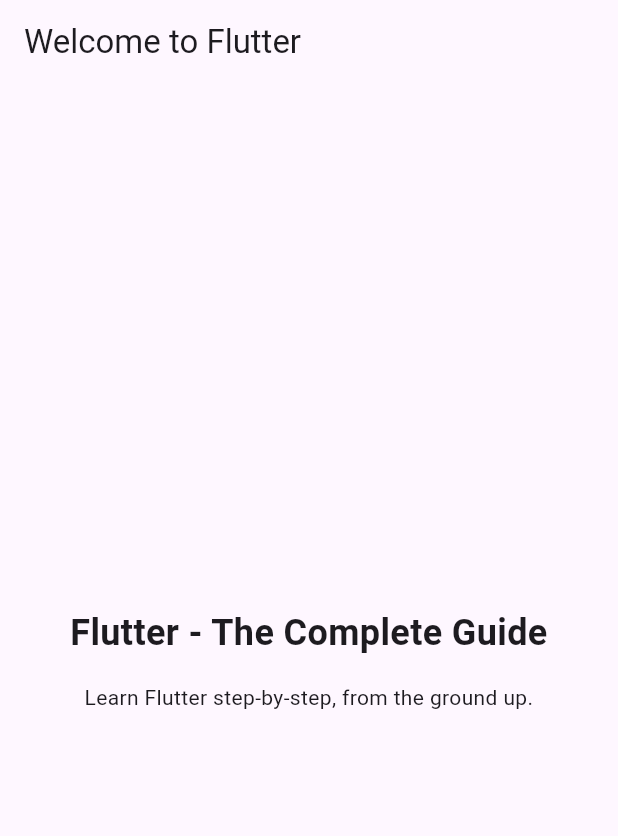
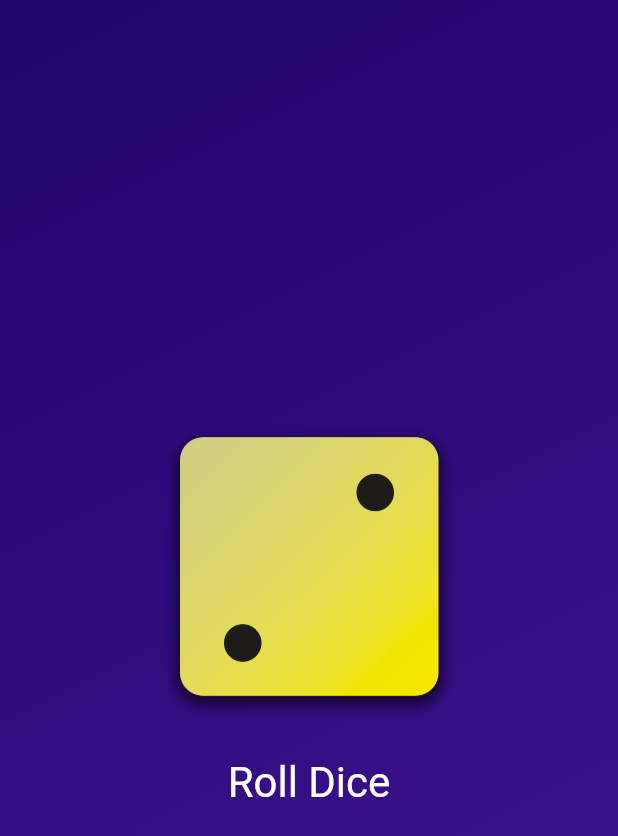
Before and after one commit to andydavidlee/flutter_dice_app, a Flutter app: the screen it shows after launch, on a phone screen of 412 x 824 dp. Shown: the top 836 px of the screen. Run offline on Flutter 3.47's test engine with Material 3 defaults, Android fonts, the phone set to English and light mode, and no system bars.

Commit message:
Code Refactored and cleaned

```diff
--- /dev/null
+++ b/lib/dice_roller.dart
@@ -0,0 +1,48 @@
+import 'dart:math';
+
+import 'package:flutter/material.dart';
+
+final randomizer = Random();
+
+class DiceRoller extends StatefulWidget {
+  const DiceRoller({super.key});
+
+  @override
+  State<DiceRoller> createState() {
+    return _DiceRollerState();
+  }
+}
+
+class _DiceRollerState extends State<DiceRoller> {
+  var currentDiceRoll = 2;
+
+  void rollDice() {
+    setState(() {
+      currentDiceRoll = randomizer.nextInt(6) + 1;
+    });
+  }
+
+  @override
+  Widget build(context) {
+    return Column(
+      mainAxisSize: MainAxisSize.min,
+      children: [
+        Image.asset(
+          'assets/images/dice-$currentDiceRoll.png',
+          width: 200,
+        ),
+        const SizedBox(height: 20),
+        TextButton(
+          onPressed: rollDice,
+          style: TextButton.styleFrom(
+            foregroundColor: Colors.white,
+            textStyle: const TextStyle(
+              fontSize: 28,
+            ),
+          ),
+          child: const Text('Roll Dice'),
+        )
+      ],
+    );
+  }
+}
--- /dev/null
+++ b/lib/gradient_container.dart
@@ -0,0 +1,33 @@
+import 'package:flutter/material.dart';
+
+import 'package:flutter_dice_app/dice_roller.dart';
+
+const startAlignment = Alignment.topLeft;
+const endAlignment = Alignment.bottomRight;
+
+class GradientContainer extends StatelessWidget {
+  const GradientContainer(this.color1, this.color2, {super.key});
+
+  const GradientContainer.purple({super.key})
+      : color1 = Colors.deepPurple,
+        color2 = Colors.indigo;
+
+  final Color color1;
+  final Color color2;
+
+  @override
+  Widget build(context) {
+    return Container(
+      decoration: BoxDecoration(
+        gradient: LinearGradient(
+          colors: [color1, color2],
+          begin: startAlignment,
+          end: endAlignment,
+        ),
+      ),
+      child: const Center(
+        child: DiceRoller(),
+      ),
+    );
+  }
+}
--- a/lib/main.dart
+++ b/lib/main.dart
@@ -1,54 +1,16 @@
 import 'package:flutter/material.dart';
 
+import 'package:flutter_dice_app/gradient_container.dart';
+
 void main() {
-  runApp(const MyApp());
-}
-
-// With Flutter, you create user interfaces by combining "widgets"
-// You'll learn all about them (and much more) throughout this course!
-class MyApp extends StatelessWidget {
-  const MyApp({super.key});
-
-  // Every custom widget must have a build() method
-  // It tells Flutter, which widgets make up your custom widget
-  // Again: You'll learn all about that throughout the course!
-  @override
-  Widget build(BuildContext context) {
-    // Below, a bunch of built-in widgets are used (provided by Flutter)
-    // They will be explained in the next sections
-    // In this course, you will, of course, not just use them a lot but
-    // also learn about many other widgets!
-    return MaterialApp(
-      title: 'Flutter First App',
-      theme: ThemeData(useMaterial3: true),
+  runApp(
+    const MaterialApp(
       home: Scaffold(
-        appBar: AppBar(
-          title: const Text('Welcome to Flutter'),
-        ),
-        body: Container(
-          width: double.infinity,
-          padding: const EdgeInsets.all(12),
-          child: const Column(
-            mainAxisAlignment: MainAxisAlignment.center,
-            crossAxisAlignment: CrossAxisAlignment.center,
-            children: [
-              Text(
-                'Flutter - The Complete Guide',
-                textAlign: TextAlign.center,
-                style: TextStyle(
-                  fontSize: 24,
-                  fontWeight: FontWeight.bold,
-                ),
-              ),
-              SizedBox(height: 16),
-              Text(
-                'Learn Flutter step-by-step, from the ground up.',
-                textAlign: TextAlign.center,
-              ),
-            ],
-          ),
+        body: GradientContainer(
+          Color.fromARGB(255, 33, 5, 109),
+          Color.fromARGB(255, 68, 21, 149),
         ),
       ),
-    );
-  }
+    ),
+  );
 }
--- /dev/null
+++ b/lib/style_text.dart
@@ -0,0 +1,18 @@
+import 'package:flutter/material.dart';
+
+class StyledText extends StatelessWidget {
+  const StyledText(this.text, {super.key});
+
+  final String text;
+
+  @override
+  Widget build(context) {
+    return Text(
+      text,
+      style: const TextStyle(
+        color: Colors.white,
+        fontSize: 28,
+      ),
+    );
+  }
+}
```
